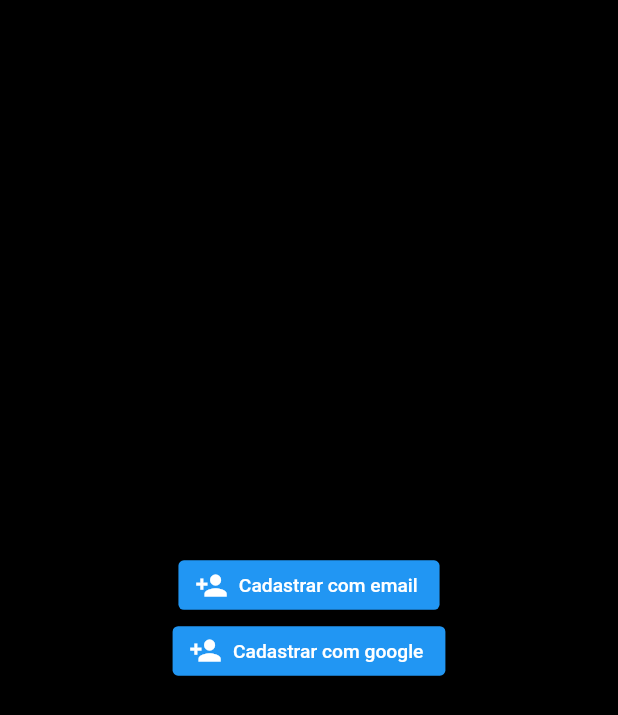
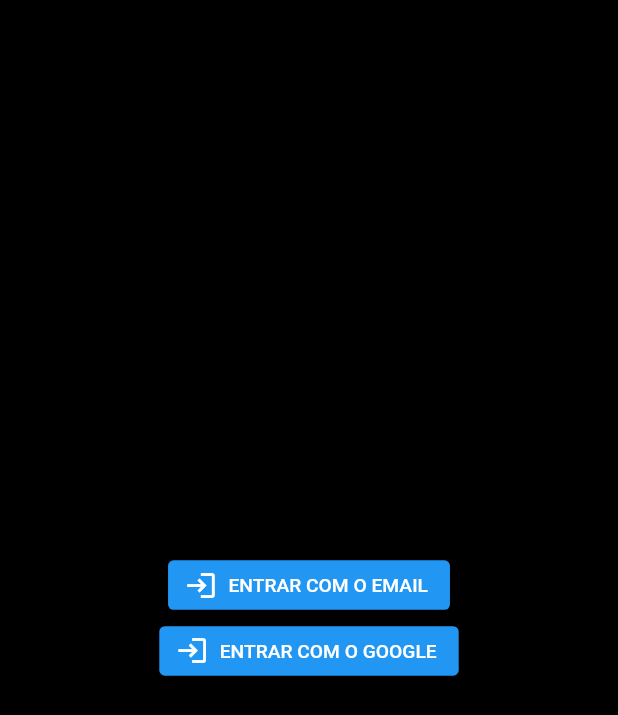
Before and after one commit to LucasNomi/servicos_batatais, a Flutter app: the screen it shows after launch, after a tap on "Cadastrar", on a phone screen of 412 x 824 dp. Shown: the top 715 px of the screen. Run offline on Flutter 3.47's test engine with Material 2 defaults, Android fonts, the phone set to English and light mode, and no system bars; our stand-ins replace responsive_framework.

Commit message:
fix: pagina de sign in estava como pagina de sign up

```diff
--- a/lib/routes/sign_in.dart
+++ b/lib/routes/sign_in.dart
@@ -18,12 +18,12 @@ class _SignInState extends State<SignIn> {
             children: [
               ElevatedButton.icon(
                   onPressed: () {},
-                  icon: const Icon(Icons.person_add),
-                  label: const Text('Cadastrar com email')),
+                  icon: const Icon(Icons.login),
+                  label: const Text('ENTRAR COM O EMAIL')),
               ElevatedButton.icon(
                   onPressed: () {},
-                  icon: const Icon(Icons.person_add),
-                  label: const Text('Cadastrar com google')),
+                  icon: const Icon(Icons.login),
+                  label: const Text('ENTRAR COM O GOOGLE')),
             ],
           ),
         ));
```
